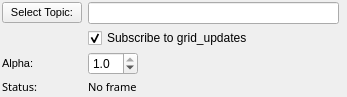
The window that mapviz_plugins/ui/occupancy_grid_config.ui (Eurecat/mapviz) describes before a commit, drawn with Qt 5.
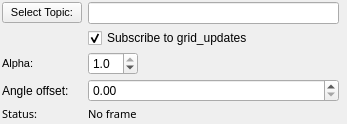
The same window after the commit.

Commit message: added few features to occupancy_grid

Diff of the .ui file:
```diff
--- a/mapviz_plugins/ui/occupancy_grid_config.ui
+++ b/mapviz_plugins/ui/occupancy_grid_config.ui
@@ -7,7 +7,7 @@
     <x>0</x>
     <y>0</y>
     <width>347</width>
-    <height>89</height>
+    <height>121</height>
    </rect>
   </property>
   <property name="windowTitle">
@@ -54,34 +54,6 @@
      </property>
     </widget>
    </item>
-   <item row="5" column="1" colspan="2">
-    <widget class="QLabel" name="status">
-     <property name="font">
-      <font>
-       <family>Sans Serif</family>
-       <pointsize>8</pointsize>
-      </font>
-     </property>
-     <property name="styleSheet">
-      <string notr="true"/>
-     </property>
-     <property name="text">
-      <string>No frame</string>
-     </property>
-     <property name="wordWrap">
-      <bool>true</bool>
-     </property>
-    </widget>
-   </item>
-   <item row="2" column="1">
-    <widget class="QLineEdit" name="topic_grid">
-     <property name="font">
-      <font>
-       <pointsize>8</pointsize>
-      </font>
-     </property>
-    </widget>
-   </item>
    <item row="3" column="1">
     <widget class="QCheckBox" name="checkbox_update">
      <property name="text">
@@ -92,7 +64,7 @@
      </property>
     </widget>
    </item>
-   <item row="5" column="0">
+   <item row="7" column="0">
     <widget class="QLabel" name="label_2">
      <property name="font">
       <font>
@@ -117,6 +89,34 @@
      </property>
     </widget>
    </item>
+   <item row="2" column="1">
+    <widget class="QLineEdit" name="topic_grid">
+     <property name="font">
+      <font>
+       <pointsize>8</pointsize>
+      </font>
+     </property>
+    </widget>
+   </item>
+   <item row="7" column="1" colspan="2">
+    <widget class="QLabel" name="status">
+     <property name="font">
+      <font>
+       <family>Sans Serif</family>
+       <pointsize>8</pointsize>
+      </font>
+     </property>
+     <property name="styleSheet">
+      <string notr="true"/>
+     </property>
+     <property name="text">
+      <string>No frame</string>
+     </property>
+     <property name="wordWrap">
+      <bool>true</bool>
+     </property>
+    </widget>
+   </item>
    <item row="2" column="0">
     <widget class="QPushButton" name="select_grid">
      <property name="maximumSize">
@@ -135,6 +135,20 @@
      </property>
     </widget>
    </item>
+   <item row="6" column="0">
+    <widget class="QLabel" name="label">
+     <property name="text">
+      <string>Angle offset:</string>
+     </property>
+    </widget>
+   </item>
+   <item row="6" column="1">
+    <widget class="QDoubleSpinBox" name="angle_offset">
+     <property name="singleStep">
+      <double>0.100000000000000</double>
+     </property>
+    </widget>
+   </item>
   </layout>
  </widget>
  <resources/>
```
The commit also changes 1 other file.
